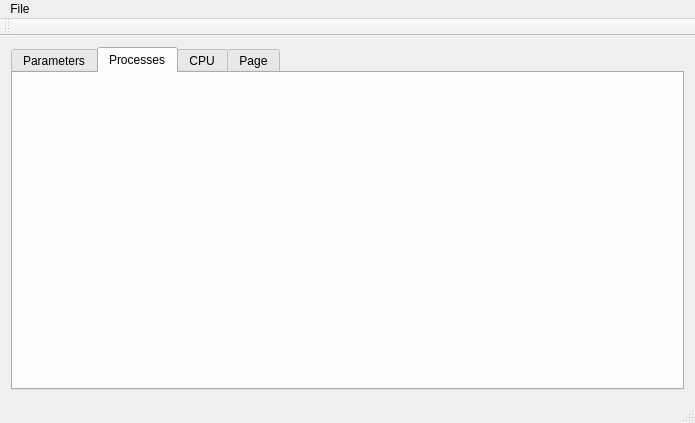
First picture: the form in KernelHacker/mainwindow.ui, repository benapetr/KernelHacker, before the edit.
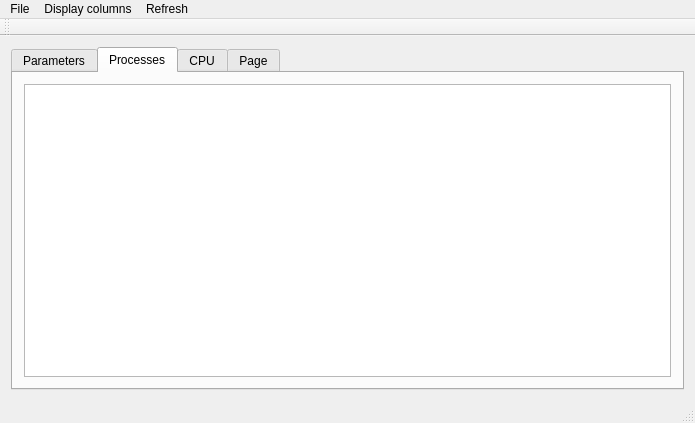
Second picture: the form after the edit. The open tabs and pages were chosen to show the change.

What changed in the file:
```diff
--- a/KernelHacker/mainwindow.ui
+++ b/KernelHacker/mainwindow.ui
@@ -149,6 +149,11 @@
        <attribute name="title">
         <string>Processes</string>
        </attribute>
+       <layout class="QVBoxLayout" name="verticalLayout_4">
+        <item>
+         <widget class="QTableWidget" name="tableWidget_2"/>
+        </item>
+       </layout>
       </widget>
       <widget class="QWidget" name="tab_3">
        <attribute name="title">
@@ -188,7 +193,32 @@
     </property>
     <addaction name="actionExit"/>
    </widget>
+   <widget class="QMenu" name="menuDisplay_columns">
+    <property name="title">
+     <string>Display columns</string>
+    </property>
+    <addaction name="actionProcess_priority"/>
+    <addaction name="actionOOM_Score"/>
+    <addaction name="actionSwappiness"/>
+   </widget>
+   <widget class="QMenu" name="menuRefresh">
+    <property name="title">
+     <string>Refresh</string>
+    </property>
+    <widget class="QMenu" name="menuProcess_list">
+     <property name="title">
+      <string>Process list</string>
+     </property>
+     <addaction name="actionDisabled"/>
+     <addaction name="action2_seconds"/>
+     <addaction name="action10_seconds"/>
+     <addaction name="action20_seconds"/>
+    </widget>
+    <addaction name="menuProcess_list"/>
+   </widget>
    <addaction name="menuFile"/>
+   <addaction name="menuDisplay_columns"/>
+   <addaction name="menuRefresh"/>
   </widget>
   <widget class="QToolBar" name="mainToolBar">
    <attribute name="toolBarArea">
```
Left out of the diff: 53 changed lines with no effect on the pictures.
